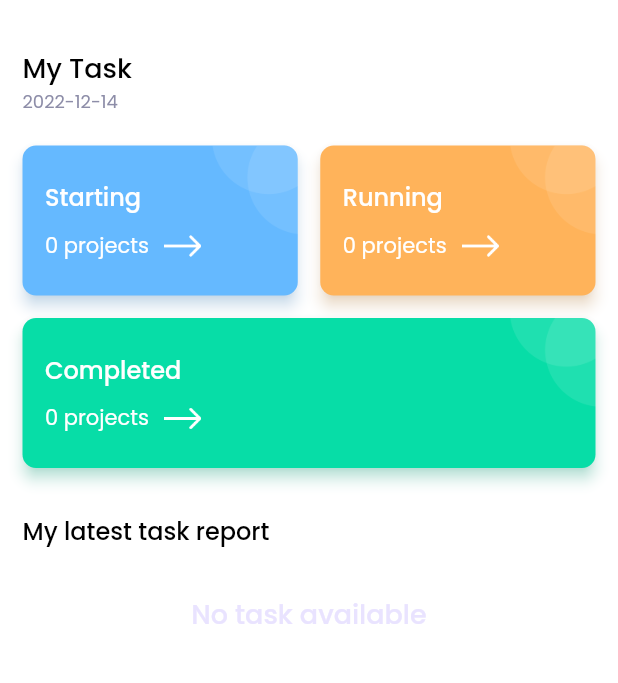
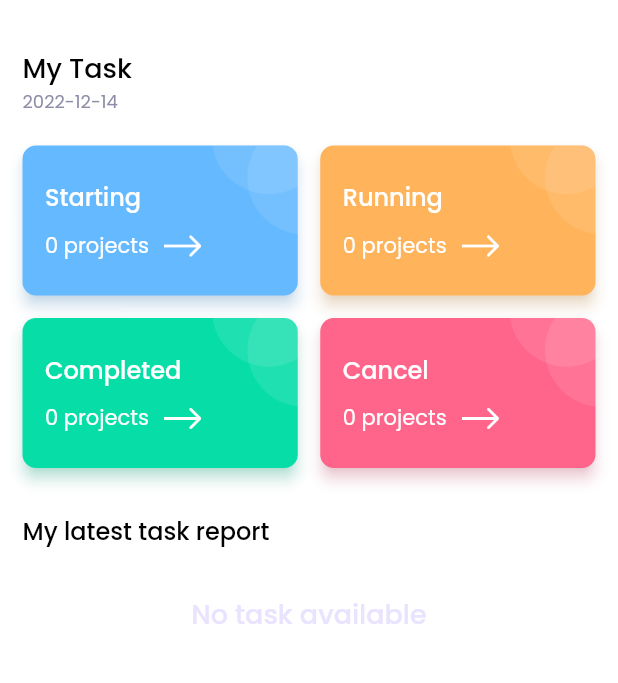
Before and after one commit to mimib00/coptar, a Flutter app: the CHome screen opened by its route, on a phone screen of 412 x 824 dp, the part 72-755 px from its top. Run offline on Flutter 3.47's test engine with Material 2 defaults, Android fonts, the light colour scheme and no system bars; our stand-ins replace cached_network_image, cloud_firestore, dio, dotted_border, expandable_text, firebase_auth and 13 more; missing offline and left inert: external_path, flutter_downloader, flutterfire_ui; accounts and stored records are empty.

Commit message:
aded caneling

```diff
--- a/lib/view/company/c_home.dart
+++ b/lib/view/company/c_home.dart
@@ -1,5 +1,6 @@
 import 'package:copter/Controllers/tasks_controller.dart';
 import 'package:copter/Controllers/user_controller.dart';
+import 'package:copter/view/company/tasks/cancel_tasks.dart';
 import 'package:copter/view/company/tasks/completed_tasks.dart';
 import 'package:copter/view/company/tasks/running_tasks.dart';
 import 'package:copter/view/company/tasks/starting_tasks.dart';
@@ -82,6 +83,17 @@ class _CHomeState extends State<CHome> {
                         () => Get.to(() => const CompletedTasks()),
                       ),
                     ),
+                    const SizedBox(
+                      width: 15,
+                    ),
+                    Expanded(
+                      child: dashBoardTiles(
+                        'Cancel',
+                        taskController.allTasks.value.where((element) => element.status == "cancel").length,
+                        kRedColor,
+                        () => Get.to(() => const CancelTasks()),
+                      ),
+                    ),
                   ],
                 ),
                 MyText(
```
Also changed, not shown: lib/view/company/task_dash_board/task_dash_board.dart (+5 -17 lines), lib/view/company/tasks/add_task.dart (+11 -0 lines), lib/view/company/tasks/cancel_tasks.dart (+28 -19 lines).
